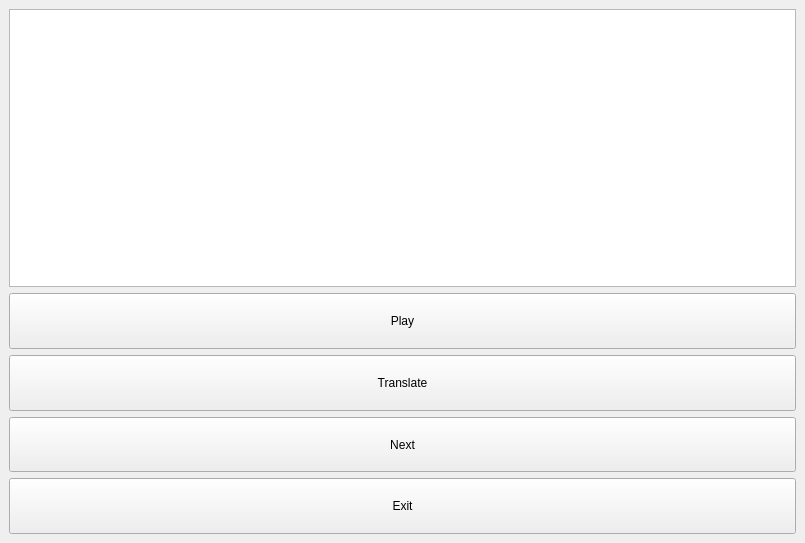
Above: ui/mainwindow.ui from lth6696/2022-03-19-WordsCheck before the change. Below: the same form after it.
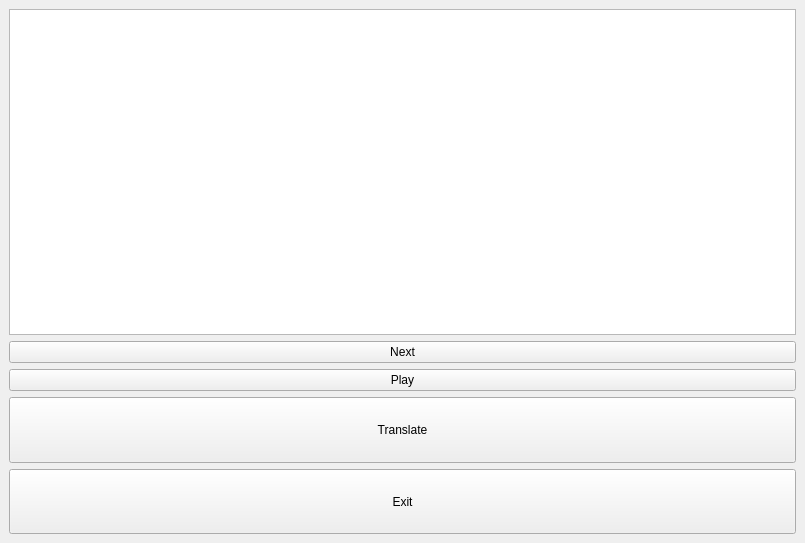
That is the form after the change.

```diff
--- a/ui/mainwindow.ui
+++ b/ui/mainwindow.ui
@@ -14,7 +14,7 @@
    <string>MainWindow</string>
   </property>
   <widget class="QWidget" name="centralwidget">
-   <layout class="QVBoxLayout" name="verticalLayout_2" stretch="5,1,1,1,1">
+   <layout class="QVBoxLayout" name="verticalLayout_2" stretch="5,0,0,1,1">
     <property name="sizeConstraint">
      <enum>QLayout::SetDefaultConstraint</enum>
     </property>
@@ -31,6 +31,22 @@
       </property>
      </widget>
     </item>
+    <item>
+     <widget class="QPushButton" name="PBNext">
+      <property name="sizePolicy">
+       <sizepolicy hsizetype="Minimum" vsizetype="Preferred">
+        <horstretch>0</horstretch>
+        <verstretch>0</verstretch>
+       </sizepolicy>
+      </property>
+      <property name="styleSheet">
+       <string notr="true">font: 87 16pt &quot;Arial Black&quot;;</string>
+      </property>
+      <property name="text">
+       <string>Next</string>
+      </property>
+     </widget>
+    </item>
     <item>
      <widget class="QPushButton" name="PBPlayer">
       <property name="sizePolicy">
@@ -63,22 +79,6 @@
       </property>
      </widget>
     </item>
-    <item>
-     <widget class="QPushButton" name="PBNext">
-      <property name="sizePolicy">
-       <sizepolicy hsizetype="Minimum" vsizetype="Preferred">
-        <horstretch>0</horstretch>
-        <verstretch>0</verstretch>
-       </sizepolicy>
-      </property>
-      <property name="styleSheet">
-       <string notr="true">font: 87 16pt &quot;Arial Black&quot;;</string>
-      </property>
-      <property name="text">
-       <string>Next</string>
-      </property>
-     </widget>
-    </item>
     <item>
      <widget class="QPushButton" name="PBExit">
       <property name="sizePolicy">
```
